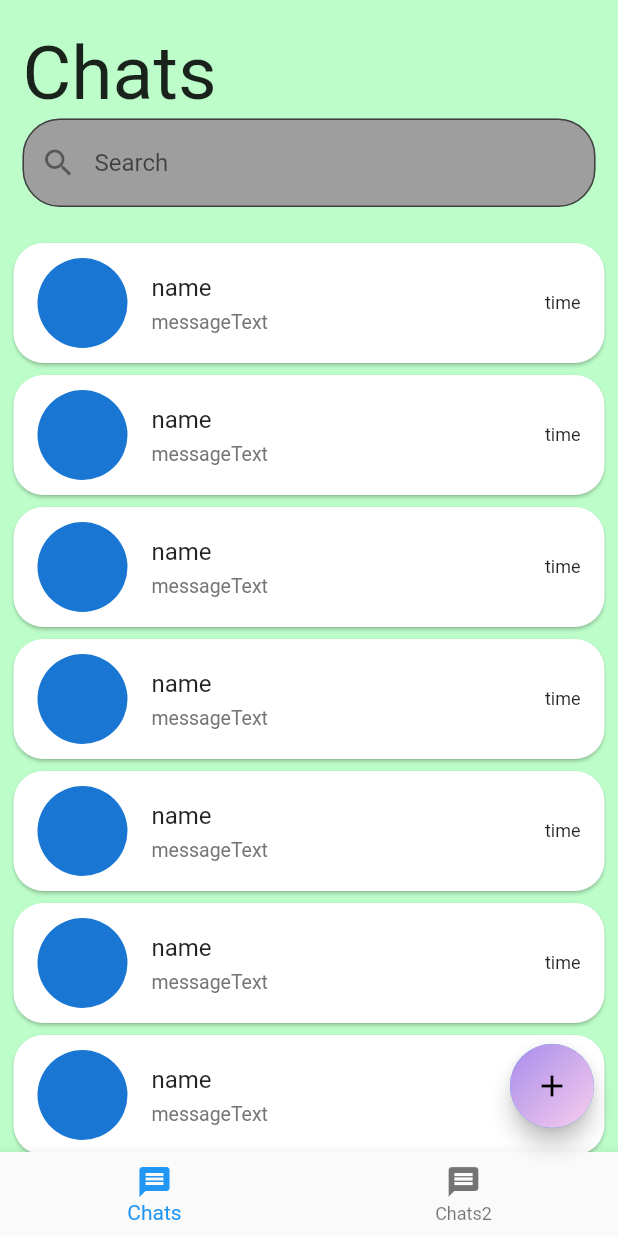
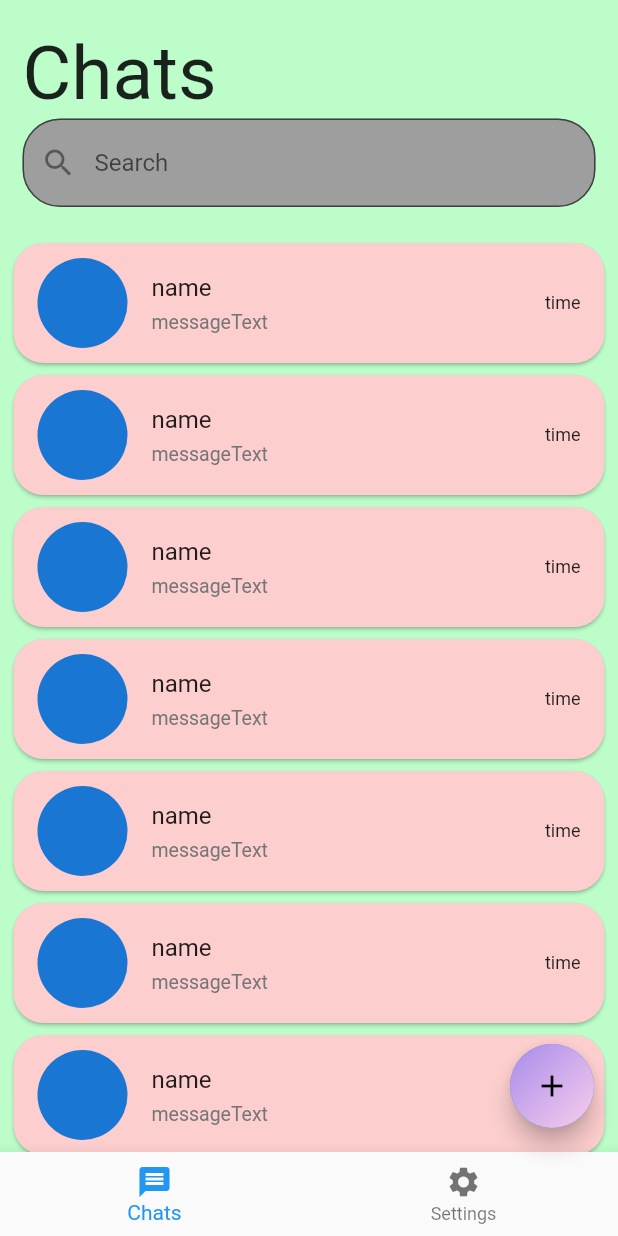
Before and after one commit to squach28/whats_the_tea, a Flutter app: the HomePage screen opened directly, on a phone screen of 412 x 824 dp. Run offline on Flutter 3.47's test engine with Material 2 defaults, Android fonts, the phone set to English and light mode, and no system bars; our stand-ins replace cloud_firestore, firebase_auth, firebase_core; accounts and stored records are empty.

Commit message:
navigation on home page implemented + start chat view

```diff
--- /dev/null
+++ b/lib/view/chat_list.dart
@@ -0,0 +1,107 @@
+import 'package:flutter/material.dart';
+import 'package:whats_the_tea/view/chat_list_item.dart';
+import 'package:whats_the_tea/service/chat_service.dart';
+import 'package:cloud_firestore/cloud_firestore.dart';
+import 'package:whats_the_tea/service/auth_service.dart';
+import 'package:whats_the_tea/view/sign_in.dart';
+import 'package:whats_the_tea/view/start_chat.dart';
+import 'package:whats_the_tea/view/settings.dart';
+
+class ChatList extends StatefulWidget {
+  ChatList({
+    Key key,
+  }) : super(key: key);
+
+  @override
+  ChatListState createState() => ChatListState();
+}
+
+class ChatListState extends State<ChatList> {
+  final AuthService authService = AuthService();
+  final List<Widget> children = [
+    ChatList(),
+    SettingsPage()
+  ];
+  int currentIndex = 0;
+
+  // display chats
+  // widget for user chat
+
+  void onTabTapped(int index) {
+    print('tab tapped!');
+    setState(() {
+      currentIndex = index;
+    });
+  }
+
+  @override
+  Widget build(BuildContext context) {
+    return Scaffold(
+      backgroundColor: Color(0xffbcfdc9),
+      body: SafeArea(
+          child: Padding(
+              padding: EdgeInsets.only(left: 5.0, right: 5.0),
+              child: SingleChildScrollView(
+                physics: BouncingScrollPhysics(),
+                child: Column(
+                  crossAxisAlignment: CrossAxisAlignment.start,
+                  children: <Widget>[
+                    Padding(
+                      child: Text('Chats', style: TextStyle(fontSize: 50.0)),
+                      padding: EdgeInsets.only(left: 10.0, top: 20.0),
+                    ),
+                    Padding(
+                      padding: EdgeInsets.only(
+                          left: 10.0, right: 10.0, bottom: 20.0),
+                      child: TextField(
+                        decoration: InputDecoration(
+                          fillColor: Colors.grey,
+                          filled: true,
+                          prefixIcon: Icon(Icons.search),
+                          hintText: 'Search',
+                          border: OutlineInputBorder(
+                            borderRadius: BorderRadius.circular(25.0),
+                            borderSide: BorderSide(color: Colors.grey),
+                          ),
+                        ),
+                      ),
+                    ),
+                    Column(
+                      children: <Widget>[
+                        ChatListItem(),
+                        ChatListItem(),
+                        ChatListItem(),
+                        ChatListItem(),
+                        ChatListItem(),
+                        ChatListItem(),
+                        ChatListItem(),
+                        ChatListItem(),
+                        Text('hello world'),
+                        TextButton(
+                            onPressed: () {
+                              ChatService chatService = ChatService();
+                              Future<DocumentReference> chat = chatService
+                                  .sendMessage('test1', 'test2', 'lmao xdddd');
+                              chat.then((DocumentReference value) =>
+                                  print(value.path));
+                            },
+                            child: Text('Chat Test')),
+                        TextButton(
+                          onPressed: () {
+                            authService.signOut();
+                            Navigator.pushReplacement(
+                                context,
+                                MaterialPageRoute(
+                                    builder: (BuildContext context) =>
+                                        SignInPage()));
+                          },
+                          child: Text('Sign Out'),
+                        )
+                      ],
+                    ),
+                  ],
+                ),
+              ))),
+    );
+  }
+}
--- a/lib/view/chat_list_item.dart
+++ b/lib/view/chat_list_item.dart
@@ -20,7 +20,7 @@ class ChatListItemState extends State<ChatListItem> {
           }));
         },
         child: Card(
-          //color: Colors.pink,
+          color: const Color(0xfffdcece),
           shape: RoundedRectangleBorder(
             borderRadius: BorderRadius.circular(20.0),
           ),
--- a/lib/view/home_page.dart
+++ b/lib/view/home_page.dart
@@ -4,6 +4,9 @@ import 'package:whats_the_tea/service/chat_service.dart';
 import 'package:cloud_firestore/cloud_firestore.dart';
 import 'package:whats_the_tea/service/auth_service.dart';
 import 'package:whats_the_tea/view/sign_in.dart';
+import 'package:whats_the_tea/view/start_chat.dart';
+import 'package:whats_the_tea/view/settings.dart';
+import 'package:whats_the_tea/view/chat_list.dart';
 
 class HomePage extends StatefulWidget {
   HomePage({
@@ -16,78 +19,27 @@ class HomePage extends StatefulWidget {
 
 class HomePageState extends State<HomePage> {
   final AuthService authService = AuthService();
+  final List<Widget> children = [
+    ChatList(),
+    SettingsPage()
+  ];
+  int currentIndex = 0;
 
   // display chats
   // widget for user chat
+
+  void onTabTapped(int index) {
+    print('tab tapped!');
+    setState(() {
+      currentIndex = index;
+    });
+  }
 
   @override
   Widget build(BuildContext context) {
     return Scaffold(
       backgroundColor: Color(0xffbcfdc9),
-      body: SafeArea(
-          child: Padding(
-              padding: EdgeInsets.only(left: 5.0, right: 5.0),
-              child: SingleChildScrollView(
-                physics: BouncingScrollPhysics(),
-                child: Column(
-                  crossAxisAlignment: CrossAxisAlignment.start,
-                  children: <Widget>[
-                    Padding(
-                      child: Text('Chats', style: TextStyle(fontSize: 50.0)),
-                      padding: EdgeInsets.only(left: 10.0, top: 20.0),
-                    ),
-                    Padding(
-                      padding: EdgeInsets.only(
-                          left: 10.0, right: 10.0, bottom: 20.0),
-                      child: TextField(
-                        decoration: InputDecoration(
-                          fillColor: Colors.grey,
-                          filled: true,
-                          prefixIcon: Icon(Icons.search),
-                          hintText: 'Search',
-                          border: OutlineInputBorder(
-                            borderRadius: BorderRadius.circular(25.0),
-                            borderSide: BorderSide(color: Colors.grey),
-                          ),
-                        ),
-                      ),
-                    ),
-                    Column(
-                      children: <Widget>[
-                        ChatListItem(),
-                        ChatListItem(),
-                        ChatListItem(),
-                        ChatListItem(),
-                        ChatListItem(),
-                        ChatListItem(),
-                        ChatListItem(),
-                        ChatListItem(),
-                        Text('hello world'),
-                        TextButton(
-                            onPressed: () {
-                              ChatService chatService = ChatService();
-                              Future<DocumentReference> chat = chatService
-                                  .sendMessage('test1', 'test2', 'lmao xdddd');
-                              chat.then((DocumentReference value) =>
-                                  print(value.path));
-                            },
-                            child: Text('Chat Test')),
-                        TextButton(
-                          onPressed: () {
-                            authService.signOut();
-                            Navigator.pushReplacement(
-                                context,
-                                MaterialPageRoute(
-                                    builder: (BuildContext context) =>
-                                        SignInPage()));
-                          },
-                          child: Text('Sign Out'),
-                        )
-                      ],
-                    ),
-                  ],
-                ),
-              ))),
+      body: children[currentIndex],
       bottomNavigationBar: BottomNavigationBar(
         items: [
           BottomNavigationBarItem(
@@ -95,10 +47,12 @@ class HomePageState extends State<HomePage> {
             label: 'Chats',
           ),
           BottomNavigationBarItem(
-            icon: Icon(Icons.message),
-            label: 'Chats2',
+            icon: Icon(Icons.settings),
+            label: 'Settings',
           ),
         ],
+        currentIndex: currentIndex,
+        onTap: onTabTapped,
       ),
       floatingActionButton: FloatingActionButton(
           child: Container(
@@ -121,6 +75,7 @@ class HomePageState extends State<HomePage> {
           ),
           onPressed: () {
             print('pressed!');
+            Navigator.push(context, MaterialPageRoute(builder: (BuildContext context) => StartChat()));
           }),
     );
   }
```
Also changed, not shown: lib/view/settings.dart (added, +15 -0 lines), lib/view/start_chat.dart (added, +61 -0 lines).
